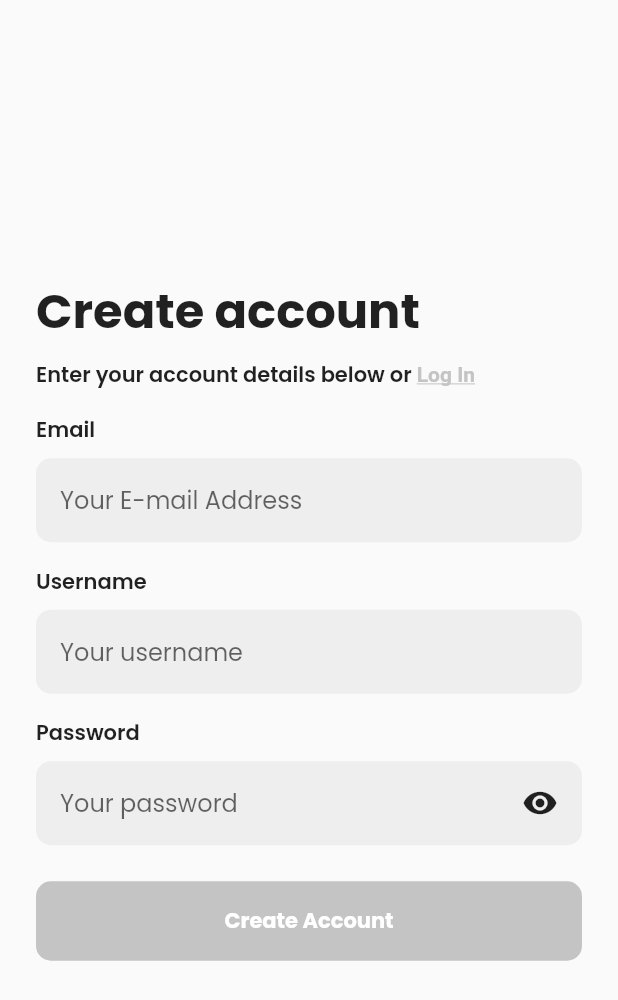
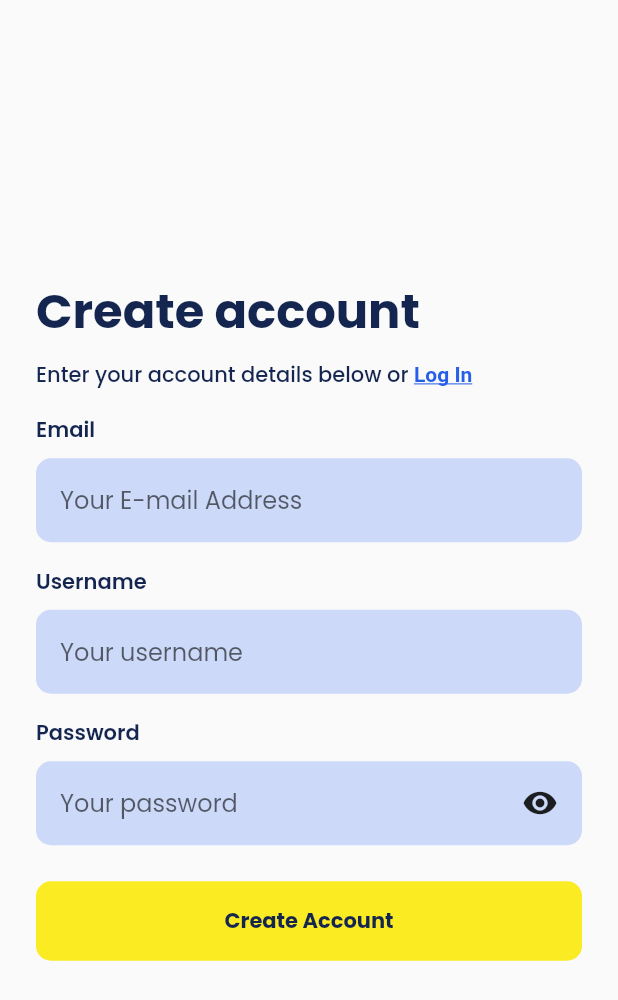
Before and after one commit to yashagozwan/discussin-mobile, a Flutter app: the SignUpScreen screen opened directly, on a phone screen of 412 x 824 dp. Shown: the top 1000 px of the screen. Run offline on Flutter 3.47's test engine with Material 2 defaults, Android fonts, the phone set to English and light mode, and no system bars; our stand-ins replace flutter_riverpod.

Commit message:
update color widget

```diff
--- a/lib/src/screen/sign_up/sign_up_screen.dart
+++ b/lib/src/screen/sign_up/sign_up_screen.dart
@@ -72,14 +72,16 @@ class _SignUpScreenState extends ConsumerState<SignUpScreen> {
                     Navigator.pop(context);
                   },
                 style: const TextStyle(
-                  color: Color(0xffc4c4c4),
+                  color: Color(0xFF285FE7),
                   decoration: TextDecoration.underline,
+                  fontWeight: FontWeight.w700,
                 ),
               ),
             ],
           ),
           style: const TextStyle(
-            fontWeight: FontWeight.w600,
+            fontWeight: FontWeight.w500,
+            color: Color(0xFF142650),
           ),
         ),
       ],
@@ -124,7 +126,8 @@ class _SignUpScreenState extends ConsumerState<SignUpScreen> {
         ElevatedButton(
           onPressed: () {},
           style: ElevatedButton.styleFrom(
-            backgroundColor: const Color(0xffc4c4c4),
+            backgroundColor: const Color(0xffFBEB23),
+            foregroundColor: Colors.black54,
             padding: const EdgeInsets.symmetric(vertical: 16),
             shape: RoundedRectangleBorder(
               borderRadius: BorderRadius.circular(10),
@@ -134,6 +137,7 @@ class _SignUpScreenState extends ConsumerState<SignUpScreen> {
           child: const TextPro(
             'Create Account',
             fontWeight: FontWeight.w700,
+            color: Color(0xFF142650),
           ),
         ),
       ],
--- a/lib/src/screen/sign_up/widget/text_field_password.dart
+++ b/lib/src/screen/sign_up/widget/text_field_password.dart
@@ -25,7 +25,7 @@ class _TextFieldPasswordState extends State<TextFieldPassword> {
         horizontal: 16,
       ),
       decoration: BoxDecoration(
-        color: const Color(0xffadaaaa).withOpacity(0.15),
+        color: const Color(0xFFCCD9F9),
         borderRadius: BorderRadius.circular(10),
       ),
       child: Row(
--- a/lib/src/screen/sign_up/widget/text_form_field_pro.dart
+++ b/lib/src/screen/sign_up/widget/text_form_field_pro.dart
@@ -23,7 +23,7 @@ class TextFormFieldPro extends StatelessWidget {
         horizontal: 16,
       ),
       decoration: BoxDecoration(
-        color: const Color(0xffadaaaa).withOpacity(0.15),
+        color: const Color(0xFFCCD9F9),
         borderRadius: BorderRadius.circular(10),
       ),
       child: TextFormField(
--- a/lib/src/widget/text_pro.dart
+++ b/lib/src/widget/text_pro.dart
@@ -15,7 +15,7 @@ class TextPro extends StatelessWidget {
     this.fontSize,
     this.textAlign,
     this.height,
-    this.color,
+    this.color = const Color(0xFF142650),
   });
 
   @override
```
